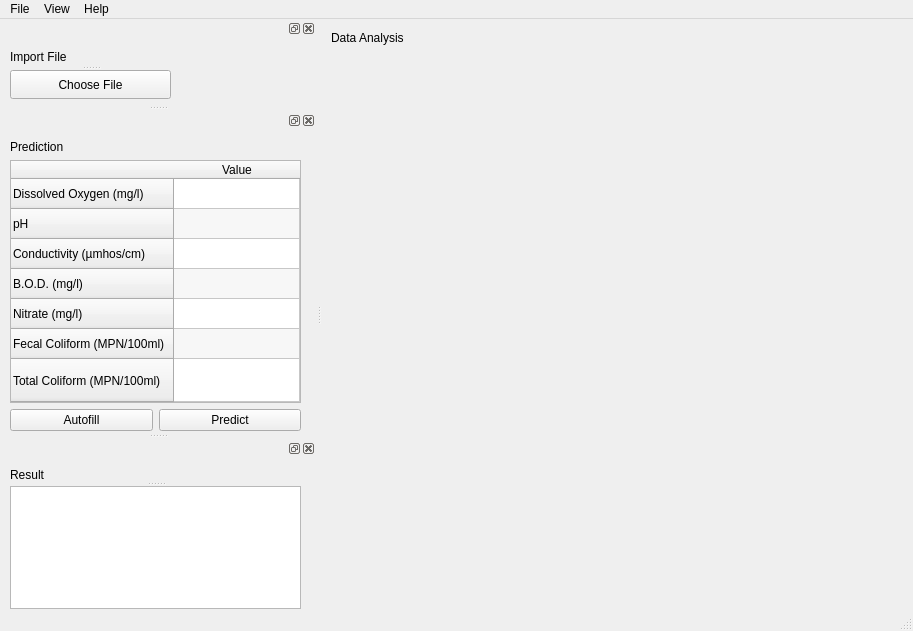
First picture: the form in template.ui, repository Zeyad-Emara/Intelligent-Water-Quality-Prediction-System, before the edit.
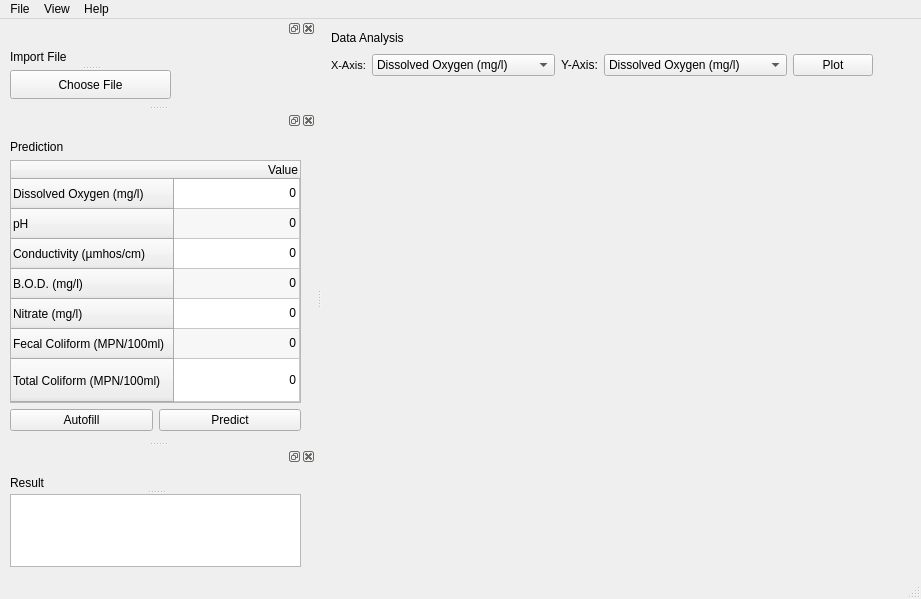
Second picture: the form after the edit.

Commit message: plot graph with different axis

What changed in the file:
```diff
--- a/template.ui
+++ b/template.ui
@@ -6,15 +6,166 @@
    <rect>
     <x>0</x>
     <y>0</y>
-    <width>913</width>
-    <height>630</height>
+    <width>921</width>
+    <height>595</height>
    </rect>
   </property>
   <property name="windowTitle">
    <string>MainWindow</string>
   </property>
   <widget class="QWidget" name="centralwidget">
-   <layout class="QGridLayout" name="gridLayout_2">
+   <layout class="QGridLayout" name="gridLayout_3">
+    <item row="1" column="0">
+     <layout class="QHBoxLayout" name="horizontalLayout">
+      <item>
+       <widget class="QLabel" name="xAxisLabel">
+        <property name="minimumSize">
+         <size>
+          <width>35</width>
+          <height>0</height>
+         </size>
+        </property>
+        <property name="font">
+         <font>
+          <pointsize>8</pointsize>
+         </font>
+        </property>
+        <property name="text">
+         <string>X-Axis:</string>
+        </property>
+       </widget>
+      </item>
+      <item>
+       <widget class="QComboBox" name="xAxisComboBox">
+        <property name="minimumSize">
+         <size>
+          <width>160</width>
+          <height>20</height>
+         </size>
+        </property>
+        <item>
+         <property name="text">
+          <string>Dissolved Oxygen (mg/l)</string>
+         </property>
+        </item>
+        <item>
+         <property name="text">
+          <string>pH</string>
+         </property>
+        </item>
+        <item>
+         <property name="text">
+          <string>Conductivity (µmhos/cm)</string>
+         </property>
+        </item>
+        <item>
+         <property name="text">
+          <string>B.O.D. (mg/l)</string>
+         </property>
+        </item>
+        <item>
+         <property name="text">
+          <string>Nitrate (mg/l)</string>
+         </property>
+        </item>
+        <item>
+         <property name="text">
+          <string>Fecal Coliform (MPN/100ml)</string>
+         </property>
+        </item>
+        <item>
+         <property name="text">
+          <string>Total Coliform (MPN/100ml)</string>
+         </property>
+        </item>
+       </widget>
+      </item>
+      <item>
+       <widget class="QLabel" name="yAxisLabel">
+        <property name="minimumSize">
+         <size>
+          <width>35</width>
+          <height>0</height>
+         </size>
+        </property>
+        <property name="text">
+         <string>Y-Axis:</string>
+        </property>
+       </widget>
+      </item>
+      <item>
+       <widget class="QComboBox" name="yAxisComboBox">
+        <property name="minimumSize">
+         <size>
+          <width>160</width>
+          <height>20</height>
+         </size>
+        </property>
+        <item>
+         <property name="text">
+          <string>Dissolved Oxygen (mg/l)</string>
+         </property>
+        </item>
+        <item>
+         <property name="text">
+          <string>pH</string>
+         </property>
+        </item>
+        <item>
+         <property name="text">
+          <string>Conductivity (µmhos/cm)</string>
+         </property>
+        </item>
+        <item>
+         <property name="text">
+          <string>B.O.D. (mg/l)</string>
+         </property>
+        </item>
+        <item>
+         <property name="text">
+          <string>Nitrate (mg/l)</string>
+         </property>
+        </item>
+        <item>
+         <property name="text">
+          <string>Fecal Coliform (MPN/100ml)</string>
+         </property>
+        </item>
+        <item>
+         <property name="text">
+          <string>Total Coliform (MPN/100 ml)</string>
+         </property>
+        </item>
+       </widget>
+      </item>
+      <item>
+       <widget class="QPushButton" name="plotPushButton">
+        <property name="minimumSize">
+         <size>
+          <width>70</width>
+          <height>0</height>
+         </size>
+        </property>
+        <property name="text">
+         <string>Plot</string>
+        </property>
+       </widget>
+      </item>
+      <item>
+       <spacer name="horizontalSpacer_2">
+        <property name="orientation">
+         <enum>Qt::Horizontal</enum>
+        </property>
+        <property name="sizeHint" stdset="0">
+         <size>
+          <width>40</width>
+          <height>20</height>
+         </size>
+        </property>
+       </spacer>
+      </item>
+     </layout>
+    </item>
     <item row="2" column="0">
      <layout class="QVBoxLayout" name="verticalLayout">
       <item>
@@ -33,7 +184,7 @@
      </layout>
     </item>
     <item row="0" column="0">
-     <layout class="QHBoxLayout" name="horizontalLayout">
+     <layout class="QHBoxLayout" name="horizontalLayout_2">
       <item>
        <widget class="QLabel" name="dataAnalysisLabel">
         <property name="text">
@@ -63,7 +214,7 @@
     <rect>
      <x>0</x>
      <y>0</y>
-     <width>913</width>
+     <width>921</width>
      <height>21</height>
     </rect>
    </property>
@@ -156,7 +307,7 @@
    <property name="minimumSize">
     <size>
      <width>316</width>
-     <height>322</height>
+     <height>330</height>
     </size>
    </property>
    <attribute name="dockWidgetArea">
@@ -173,13 +324,6 @@
       </rect>
      </property>
      <layout class="QGridLayout" name="gridLayout">
-      <item row="0" column="0">
-       <widget class="QLabel" name="predictionLabel">
-        <property name="text">
-         <string>Prediction</string>
-        </property>
-       </widget>
-      </item>
       <item row="2" column="0">
        <widget class="QPushButton" name="autofillPushButton">
         <property name="text">
@@ -295,7 +439,73 @@
          <property name="text">
           <string>Value</string>
          </property>
+         <property name="textAlignment">
+          <set>AlignTrailing|AlignVCenter</set>
+         </property>
         </column>
+        <item row="0" column="0">
+         <property name="text">
+          <string>0</string>
+         </property>
+         <property name="textAlignment">
+          <set>AlignTrailing|AlignVCenter</set>
+         </property>
+        </item>
+        <item row="1" column="0">
+         <property name="text">
+          <string>0</string>
+         </property>
+         <property name="textAlignment">
+          <set>AlignTrailing|AlignVCenter</set>
+         </property>
+        </item>
+        <item row="2" column="0">
+         <property name="text">
+          <string>0</string>
+         </property>
+         <property name="textAlignment">
+          <set>AlignTrailing|AlignVCenter</set>
+         </property>
+        </item>
+        <item row="3" column="0">
+         <property name="text">
+          <string>0</string>
+         </property>
+         <property name="textAlignment">
+          <set>AlignTrailing|AlignVCenter</set>
+         </property>
+        </item>
+        <item row="4" column="0">
+         <property name="text">
+          <string>0</string>
+         </property>
+         <property name="textAlignment">
+          <set>AlignTrailing|AlignVCenter</set>
+         </property>
+        </item>
+        <item row="5" column="0">
+         <property name="text">
+          <string>0</string>
+         </property>
+         <property name="textAlignment">
+          <set>AlignTrailing|AlignVCenter</set>
+         </property>
+        </item>
+        <item row="6" column="0">
+         <property name="text">
+          <string>0</string>
+         </property>
+         <property name="textAlignment">
+          <set>AlignTrailing|AlignVCenter</set>
+         </property>
+        </item>
+       </widget>
+      </item>
+      <item row="0" column="0">
+       <widget class="QLabel" name="predictionLabel">
+        <property name="text">
+         <string>Prediction</string>
+        </property>
        </widget>
       </item>
      </layout>
@@ -306,7 +516,7 @@
    <property name="minimumSize">
     <size>
      <width>316</width>
-     <height>170</height>
+     <height>130</height>
     </size>
    </property>
    <attribute name="dockWidgetArea">
@@ -319,7 +529,7 @@
        <x>10</x>
        <y>10</y>
        <width>291</width>
-       <height>141</height>
+       <height>91</height>
       </rect>
      </property>
      <property name="orientation">
```
The commit also changes 2 other files.
